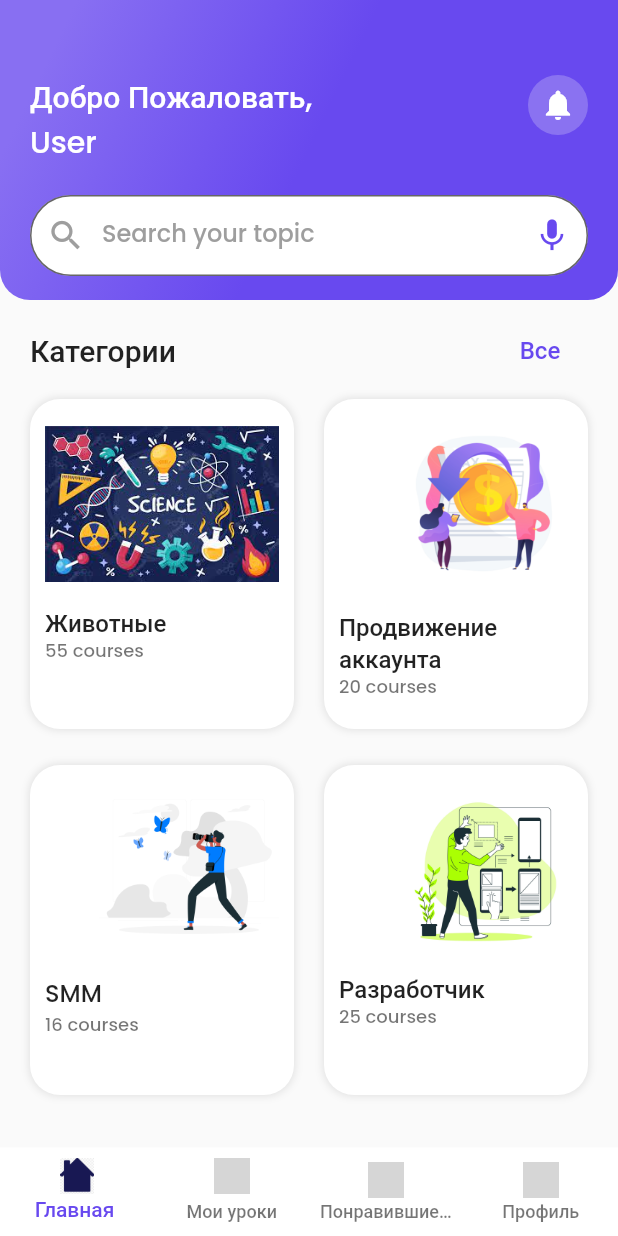
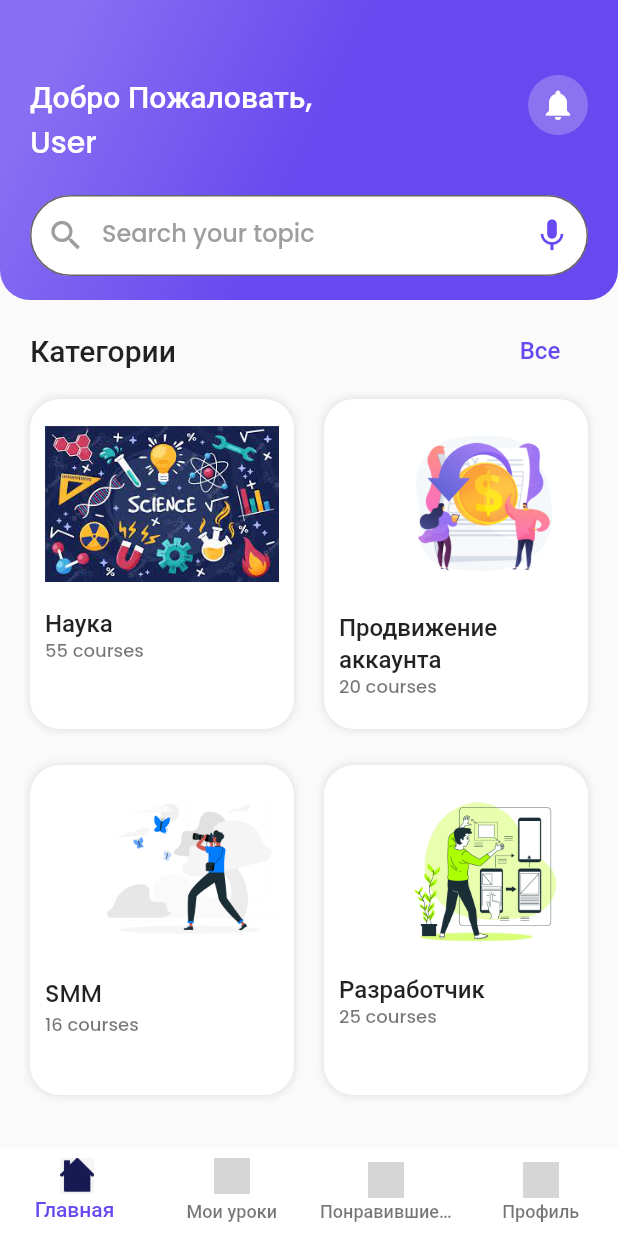
Before and after one commit to sahzoda/education_app, a Flutter app: the screen it shows after launch, on a phone screen of 412 x 824 dp. Run offline on Flutter 3.47's test engine with Material 2 defaults, Android fonts, the phone set to English and light mode, and no system bars; our stand-ins replace video_player; grey boxes are pictures that could not be loaded.

```diff
--- a/lib/models/category.dart
+++ b/lib/models/category.dart
@@ -12,7 +12,7 @@ class Category {
 
 List<Category> categoryList = [
   Category(
-    name: 'Животные',
+    name: 'Наука',
     noOfCourses: 55,
     thumbnail: 'assets/images/science.jpg',
   ),
--- a/lib/screens/course_screen.dart
+++ b/lib/screens/course_screen.dart
@@ -29,7 +29,7 @@ class _CourseScreenState extends State<CourseScreen> {
                     children: [
                       Align(
                         child: Text(
-                          'Животные',
+                          'Наука',
                           style: Theme.of(context).textTheme.displayMedium,
                         ),
                       ),
```
